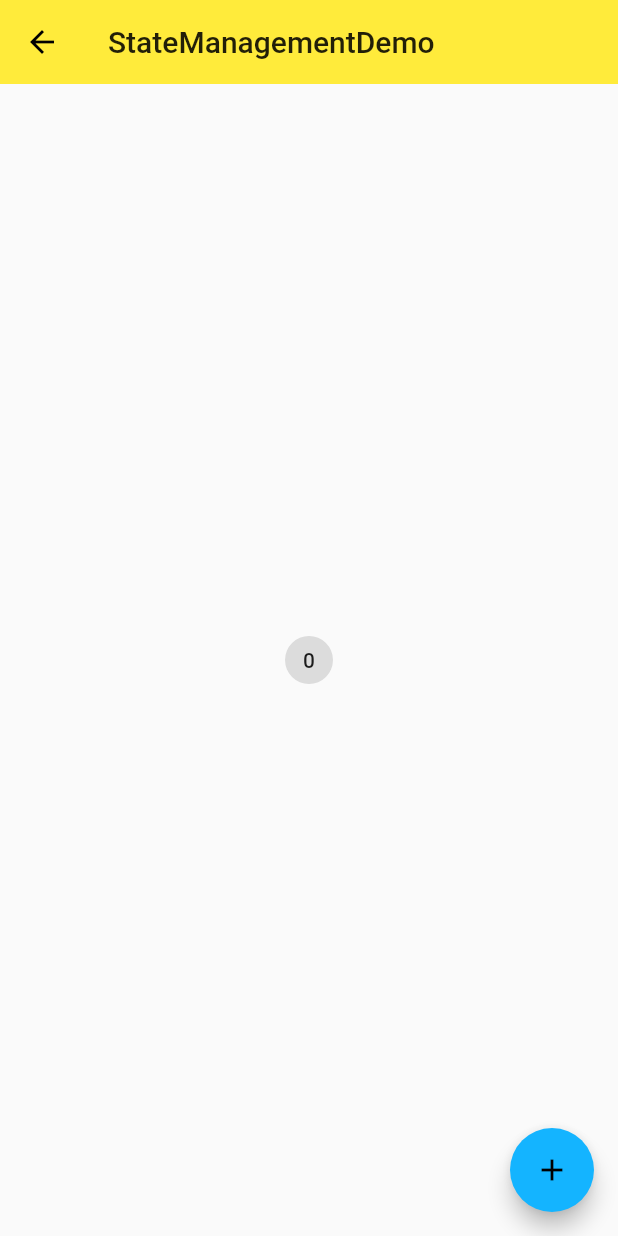
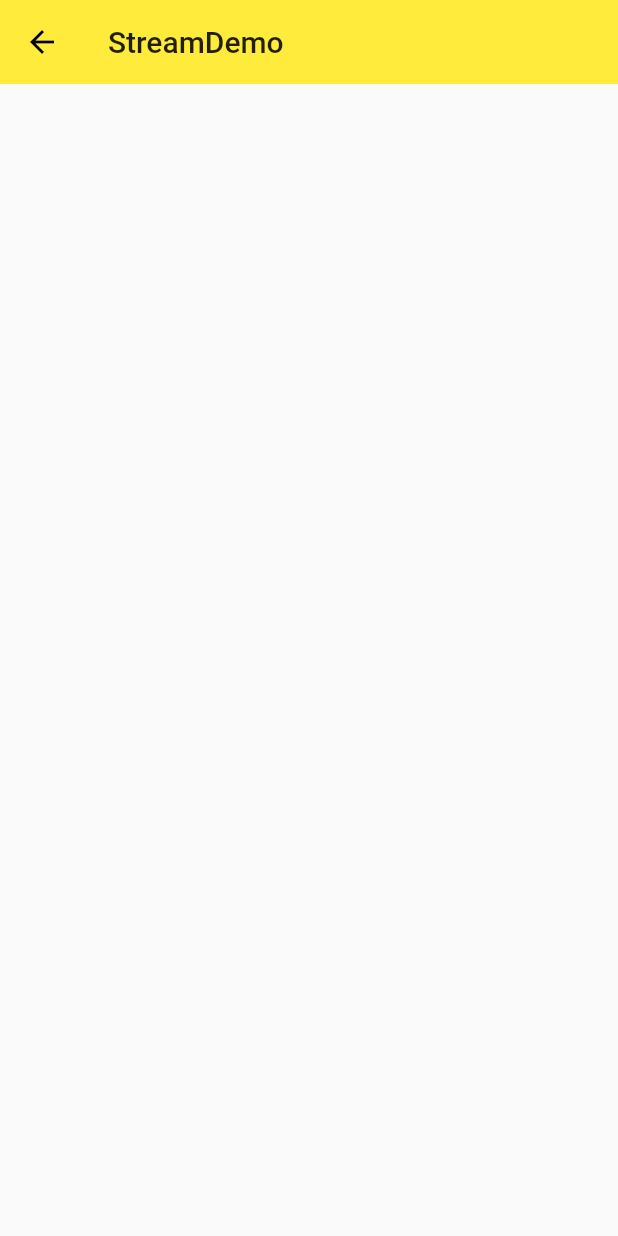
Before and after one commit to Jesen0823/flutter_grit, a Flutter app: the screen it shows after launch, on a phone screen of 412 x 824 dp. Run offline on Flutter 3.47's test engine with Material 2 defaults, Android fonts, the phone set to English and light mode, and no system bars.

Commit message:
创建和初始化Stream

```diff
--- /dev/null
+++ b/lib/demo/srtream/stream_demo.dart
@@ -0,0 +1,51 @@
+import 'package:flutter/material.dart';
+
+class StreamDemo extends StatelessWidget {
+  const StreamDemo({Key? key}) : super(key: key);
+
+  @override
+  Widget build(BuildContext context) {
+    return Scaffold(
+      appBar: AppBar(
+        title: Text('StreamDemo'),
+        elevation: 0.0,
+      ),
+      body: StreamDemoHome(),
+    );
+  }
+}
+
+class StreamDemoHome extends StatefulWidget {
+  const StreamDemoHome({Key? key}) : super(key: key);
+
+  @override
+  _StreamDemoHomeState createState() => _StreamDemoHomeState();
+}
+
+class _StreamDemoHomeState extends State<StreamDemoHome> {
+
+  @override
+  void initState() {
+    super.initState();
+
+    print('start create a stream.');
+    Stream<String> _streamDemo = Stream.fromFuture(fetchData());
+    print('start listen stream.');
+    _streamDemo.listen(_onData);
+    print('initialize completed..');
+  }
+
+  void _onData(String data){
+    print('_onData：$data');
+  }
+
+  Future<String> fetchData() async{
+    await Future.delayed(Duration(seconds: 5));
+    return 'hello:';
+  }
+
+  @override
+  Widget build(BuildContext context) {
+    return Container();
+  }
+}
--- a/lib/main.dart
+++ b/lib/main.dart
@@ -11,6 +11,7 @@ import 'demo/bottom_navigator_bar.dart';
 import 'demo/listview_demo.dart';
 import 'demo/navigator_demo.dart';
 import 'demo/sliver_demo.dart';
+import 'demo/srtream/stream_demo.dart';
 import 'demo/state/state_manager_demo.dart';
 import 'model/post.dart';
 
@@ -25,13 +26,14 @@ class App extends StatelessWidget {
         //home: NavigatorDemo(),
         //initialRoute: '/',
         // 如果初始路由是下面定义的'/form'，则一打开就展示该页面
-        initialRoute: '/state_management',
+        initialRoute: '/stream',
         routes: {
           '/': (context) => Home(),
           '/about': (context) => SecondPage(title: 'About -route'),
           '/form':(context) => FormDemo(),
           '/mdc':(context) => MaterialComponents(),
           '/state_management':(context) => StateManagementDemo(),
+          '/stream':(context) => StreamDemo(),
         },
         theme: ThemeData(
           primarySwatch: Colors.yellow,
--- a/pubspec.yaml
+++ b/pubspec.yaml
@@ -33,7 +33,7 @@ dependencies:
 
   http: ^0.13.3
   intl: ^0.17.0
-  scoped_model: '>=0.1.1 <1.0.0'
+  scoped_model: ^1.1.0
 
 dev_dependencies:
   flutter_test:
```
Also changed, not shown: pubspec.lock, 2 other files.
